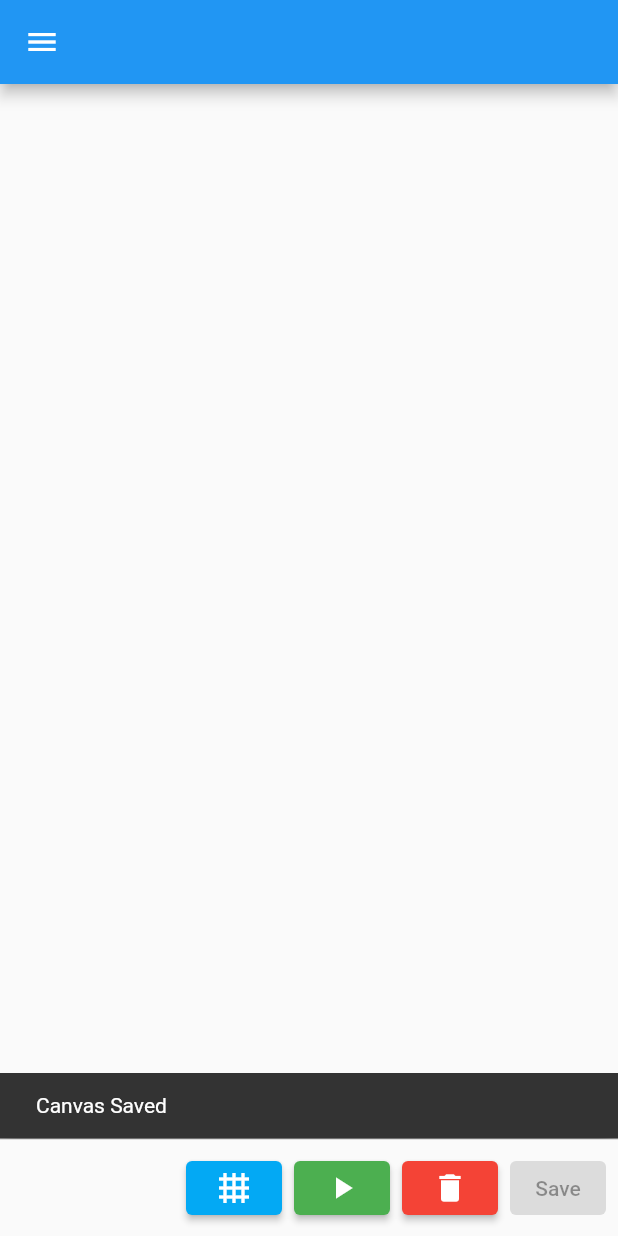
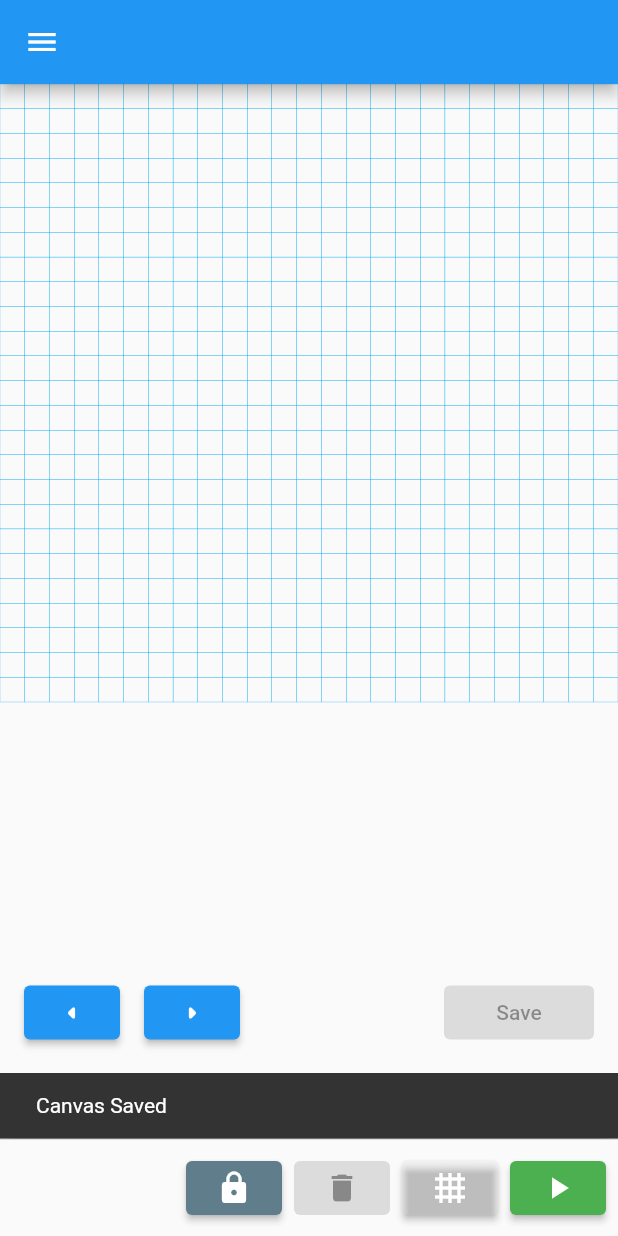
Before and after one commit to richardnd5/pixel, a Flutter app: the screen it shows after launch, after a tap on "Save", on a phone screen of 412 x 824 dp. Run offline on Flutter 3.47's test engine with Material 2 defaults, Android fonts, the phone set to English and light mode, and no system bars.

Commit message:
adds locked to portrait.

```diff
--- a/lib/services/canvas_service.dart
+++ b/lib/services/canvas_service.dart
@@ -4,15 +4,20 @@ import 'package:pixel/models/cell.dart';
 import 'canvas_helper.dart';
 
 class CanvasService extends ChangeNotifier {
-  Size get canvasSize => _canvasSize;
-  Size _canvasSize = Size(20, 20);
+  Size get gridDimensions => _gridDimensions;
+  Size _gridDimensions = Size(50, 50);
 
   double get cellSize => _cellSize;
   late double _cellSize = 40;
 
-  double get gridWidth => _gridWidth;
-  double _gridWidth = 0.1;
-  Color gridColor = Colors.lightBlue;
+  Size get screenSize => _screenSize;
+  late Size _screenSize;
+
+  double get gridLineWidth => _gridLineWidth;
+  double _gridLineWidth = 0.1;
+  Color gridLineColor = Colors.lightBlue;
+
+  int currentSelectedIndex = 0;
 
   List<Cell> get currentScreen => _currentScreen;
   List<Cell> _currentScreen = [];
@@ -40,25 +45,34 @@ class CanvasService extends ChangeNotifier {
   bool get grid => _grid;
   bool _grid = true;
 
-  setCanvasSize(Size size, {double? squareSize}) {
+  startCanvasService(Size gridDimensions, Size screenSize) {
+    resetCanvasToScreenDimensions(gridDimensions, screenSize);
+    _canvasAnimation.add(_currentCells);
+  }
+
+  resetCanvasToScreenDimensions(Size gridDimensions, Size screenSize) {
     clearCanvas();
-    _canvasSize = size;
-    _cellSize = squareSize ?? _cellSize;
+    _screenSize = screenSize;
+    _gridDimensions = gridDimensions;
+    _cellSize = (screenSize.width / gridDimensions.width);
 
     var count = 0;
-    for (var i = 0; i < _canvasSize.width; i++) {
-      for (var v = 0; v < _canvasSize.height; v++) {
-        var xPos = ((_cellSize) * i).toDouble() + _cellSize;
-        var yPos = ((_cellSize) * v).toDouble() + _cellSize;
+    for (var i = 0; i < _gridDimensions.width; i++) {
+      for (var v = 0; v < _gridDimensions.height; v++) {
+        var xPos = i.toDouble();
+        var yPos = v.toDouble();
         var color = Colors.black;
 
         Offset gridPos = Offset(xPos, yPos);
-        _currentCells.add(Cell(
+        _currentCells.add(
+          Cell(
             color: color,
             gridPos: gridPos,
             on: false,
             number: count,
-            size: _cellSize));
+            size: _cellSize,
+          ),
+        );
         count++;
       }
     }
@@ -82,51 +96,30 @@ class CanvasService extends ChangeNotifier {
 
   checkTapPosition(Offset localPosition) => _getCellAtPosition(localPosition);
 
-  startCanvas() {
-    loadBlankCanvas();
-    _renderScreen();
-  }
-
   _getCellAtPosition(Offset localPosition) {
     var foundCell = _currentCells.firstWhere(
-        (cell) => tapWithinOffset(localPosition, cell.gridPos!, cellSize),
+        (cell) => tapWithinOffset(
+            localPosition,
+            Offset(cell.gridPos!.dx * cellSize, cell.gridPos!.dy * cellSize),
+            cellSize),
         orElse: () =>
             Cell(color: Colors.black, gridPos: null, on: false, number: 0));
     if (foundCell.gridPos != null) {
       foundCell.on = !foundCell.on;
       _canvasSaved = false;
-      if (saveOnEachChange) saveCurrentCanvas();
+      saveToCurrentSlot();
+      if (saveOnEachChange) saveAndIncrement();
       _renderScreen();
       notifyListeners();
     }
   }
 
   loadBlankCanvas() {
-    _loading = true;
-    notifyListeners();
-    _cellSize = cellSize;
-    var count = 0;
-    for (var i = 0; i < _canvasSize.width; i++) {
-      for (var v = 0; v < _canvasSize.height; v++) {
-        var xPos = ((cellSize) * i).toDouble() + cellSize;
-        var yPos = ((cellSize) * v).toDouble() + cellSize;
-        var color = Colors.black;
-
-        Offset gridPos = Offset(xPos, yPos);
-        _currentCells.add(Cell(
-            color: color,
-            gridPos: gridPos,
-            on: false,
-            number: count,
-            size: cellSize));
-        count++;
-      }
-    }
-    _loading = false;
+    resetCanvasToScreenDimensions(gridDimensions, screenSize);
   }
 
   drawPreviousCanvas() {
-    _previousCells = _canvasAnimation[_canvasAnimation.length - 1]
+    _previousCells = _canvasAnimation[currentSelectedIndex - 1]
         .map(
           (e) => Cell(
             color: e.color.withOpacity(0.3),
@@ -152,6 +145,8 @@ class CanvasService extends ChangeNotifier {
   clearCanvas() {
     _currentCells = [];
     _previousCells = [];
+    _currentScreen = [];
+    notifyListeners();
   }
 
   clearAnimation() {
@@ -164,27 +159,25 @@ class CanvasService extends ChangeNotifier {
     notifyListeners();
   }
 
-  bool saveCurrentCanvas() {
+  bool saveAndIncrement() {
     if (!_canvasSaved && _currentCells.isNotEmpty) {
+      addCurrentCellsToAnimationArray();
       _canvasSaved = true;
-
-      final List<Cell> _secondList = _currentCells
-          .map<Cell>((e) => new Cell(
-                color: e.color,
-                gridPos: e.gridPos,
-                on: e.on,
-                number: e.number,
-                size: e.size,
-              ))
-          .toList();
-
-      _canvasAnimation.add(_secondList);
-      clearCanvas();
-      loadBlankCanvas();
-      _renderScreen();
+      makeNewFrame();
       return true;
     }
     return false;
+  }
+
+  saveToCurrentSlot() {
+    _canvasAnimation[currentSelectedIndex] = _currentCells;
+  }
+
+  makeNewFrame() {
+    currentSelectedIndex += 1;
+    clearCanvas();
+    loadBlankCanvas();
+    _renderScreen();
   }
 
   playArrayOfCanvases({
@@ -202,4 +195,45 @@ class CanvasService extends ChangeNotifier {
     _showPreviousFrame = previousValue;
     _canvasSaved = true;
   }
+
+  goBackAFrame() {
+    saveToCurrentSlot();
+    if (_canvasAnimation.isNotEmpty && currentSelectedIndex > 0) {
+      currentSelectedIndex -= 1;
+      clearCanvas();
+      _currentCells = _canvasAnimation[currentSelectedIndex];
+      _renderScreen();
+      if (currentSelectedIndex - 1 > 0) {
+        _previousCells = _canvasAnimation[currentSelectedIndex - 1];
+        drawPreviousCanvas();
+        _renderScreen();
+      }
+    }
+  }
+
+  goForwardAFrame() {
+    saveToCurrentSlot();
+    if (_canvasAnimation.length - 1 > currentSelectedIndex) {
+      currentSelectedIndex += 1;
+      _currentCells = _canvasAnimation[currentSelectedIndex];
+      if (currentSelectedIndex > 0) {
+        _previousCells = _canvasAnimation[currentSelectedIndex - 1];
+        drawPreviousCanvas();
+      }
+      _renderScreen();
+    }
+  }
+
+  addCurrentCellsToAnimationArray() {
+    final List<Cell> _secondList = _currentCells
+        .map<Cell>((e) => new Cell(
+              color: e.color,
+              gridPos: e.gridPos,
+              on: e.on,
+              number: e.number,
+              size: e.size,
+            ))
+        .toList();
+    _canvasAnimation.add(_secondList);
+  }
 }
--- a/lib/views/my_painter.dart
+++ b/lib/views/my_painter.dart
@@ -4,31 +4,37 @@ import 'package:pixel/models/cell.dart';
 class CanvasPainter extends CustomPainter {
   const CanvasPainter(
     this.cells, {
-    this.gridWidth = 0.2,
+    required this.cellSize,
+    this.gridLineWidth = 0.2,
     this.gridToggle = false,
     this.gridColor = Colors.blue,
+    required this.gridDimensions,
   });
 
   final List<Cell> cells;
+  final double cellSize;
   final bool gridToggle;
   final Color gridColor;
-  final double gridWidth;
+  final double gridLineWidth;
+  final Size gridDimensions;
 
   @override
   void paint(Canvas canvas, Size size) {
     cells.asMap().forEach((index, cell) {
       var paint = Paint();
-      paint.strokeWidth = gridWidth;
+      paint.strokeWidth = gridLineWidth;
       paint.color = cell.on ? cell.color : Colors.transparent;
       paint.style = PaintingStyle.fill;
 
-      Rect rect = Offset(cell.gridPos!.dx, cell.gridPos!.dy) &
-          Size(cell.size!, cell.size!);
+      Rect rect =
+          Offset(cell.gridPos!.dx * cell.size!, cell.gridPos!.dy * cell.size!) &
+              Size(cell.size!, cell.size!);
+
       canvas.drawRect(rect, paint);
 
       if (gridToggle) {
         var gridStroke = Paint();
-        gridStroke.strokeWidth = gridWidth;
+        gridStroke.strokeWidth = gridLineWidth;
         gridStroke.color = gridColor;
         gridStroke.style = PaintingStyle.stroke;
         canvas.drawRect(rect, gridStroke);
--- a/lib/views/pixel_page.dart
+++ b/lib/views/pixel_page.dart
@@ -13,19 +13,21 @@ class PixelPage extends StatefulWidget {
 
 class _PixelPageState extends State<PixelPage> {
   late CanvasService canvas;
+
+  bool safetyLocked = true;
   @override
   void initState() {
     super.initState();
     WidgetsBinding.instance!.addPostFrameCallback((_) {
       canvas = Provider.of<CanvasService>(context, listen: false);
-      canvas.startCanvas();
+      canvas.startCanvasService(Size(25, 25), MediaQuery.of(context).size);
     });
   }
 
   savePressed() {
     ScaffoldMessenger.of(context).clearSnackBars();
 
-    var saved = canvas.saveCurrentCanvas();
+    var saved = canvas.saveAndIncrement();
     showSnackBar(context, saved ? 'Canvas Saved' : 'Already Saved');
 
     if (canvas.showPreviousFrame) {
@@ -77,11 +79,18 @@ class _PixelPageState extends State<PixelPage> {
   }
 
   clearCanvasPressed() {
+    setState(() {
+      safetyLocked = true;
+    });
     ScaffoldMessenger.of(context).clearSnackBars();
-    canvas.clearCanvas();
+    canvas.resetCanvasToScreenDimensions(
+        canvas.gridDimensions, canvas.screenSize);
   }
 
   handleCanvasTap(TapUpDetails details) {
+    setState(() {
+      safetyLocked = true;
+    });
     canvas.checkTapPosition(details.localPosition);
   }
 
@@ -98,11 +107,42 @@ class _PixelPageState extends State<PixelPage> {
         child: Scaffold(
           drawer: _buildDrawer(saveOnEachChange, showPreviousFrame, grid),
           appBar: AppBar(),
+          floatingActionButton: Row(
+            mainAxisAlignment: MainAxisAlignment.end,
+            children: [
+              SizedBox(width: 32),
+              ElevatedButton(
+                style: ButtonStyle(
+                  backgroundColor: MaterialStateProperty.resolveWith(
+                      (states) => Colors.blue),
+                ),
+                onPressed: () => canvas.goBackAFrame(),
+                child: Icon(Icons.arrow_left_rounded),
+              ),
+              SizedBox(width: 16),
+              ElevatedButton(
+                style: ButtonStyle(
+                  backgroundColor: MaterialStateProperty.resolveWith(
+                      (states) => Colors.blue),
+                ),
+                onPressed: () => canvas.goForwardAFrame(),
+                child: Icon(Icons.arrow_right_rounded),
+              ),
+              Spacer(),
+              Container(
+                width: 100,
+                child: ElevatedButton(
+                  onPressed: context.watch<CanvasService>().canvasSaved
+                      ? null
+                      : savePressed,
+                  child: Text('Save'),
+                ),
+              ),
+            ],
+          ),
           persistentFooterButtons: _buildButtons(grid, context),
           body: InteractiveViewer(
-            // constrained: false,
-            // minScale: 0.01,
-            // maxScale: 50,
+            maxScale: 50,
             child: GestureDetector(
               onTapUp: handleCanvasTap,
               child: CustomPaint(
@@ -110,8 +150,10 @@ class _PixelPageState extends State<PixelPage> {
                 painter: CanvasPainter(
                   service.currentScreen,
                   gridToggle: grid,
-                  gridColor: service.gridColor,
-                  gridWidth: service.gridWidth,
+                  gridColor: service.gridLineColor,
+                  gridLineWidth: service.gridLineWidth,
+                  gridDimensions: service.gridDimensions,
+                  cellSize: service.cellSize,
                 ),
               ),
             ),
@@ -121,8 +163,30 @@ class _PixelPageState extends State<PixelPage> {
     );
   }
 
+  lockPressed() {
+    setState(() {
+      safetyLocked = !safetyLocked;
+    });
+  }
+
   List<Widget> _buildButtons(bool grid, BuildContext context) {
     return [
+      ElevatedButton(
+        style: ButtonStyle(
+            backgroundColor: MaterialStateProperty.resolveWith((states) =>
+                safetyLocked ? Colors.blueGrey : Colors.transparent)),
+        onPressed: lockPressed,
+        child: Icon(Icons.lock),
+      ),
+      ElevatedButton(
+        style: ButtonStyle(
+          backgroundColor: !safetyLocked
+              ? MaterialStateProperty.resolveWith((states) => Colors.red)
+              : null,
+        ),
+        onPressed: !safetyLocked ? clearCanvasPressed : null,
+        child: Icon(Icons.delete),
+      ),
       ElevatedButton(
         style: ButtonStyle(
             backgroundColor: MaterialStateProperty.resolveWith(
@@ -137,17 +201,6 @@ class _PixelPageState extends State<PixelPage> {
         onPressed: playPressed,
         child: Icon(Icons.play_arrow),
       ),
-      ElevatedButton(
-        style: ButtonStyle(
-            backgroundColor:
-                MaterialStateProperty.resolveWith((states) => Colors.red)),
-        onPressed: clearCanvasPressed,
-        child: Icon(Icons.delete),
-      ),
-      ElevatedButton(
-          onPressed:
-              context.watch<CanvasService>().canvasSaved ? null : savePressed,
-          child: Text('Save')),
     ];
   }
 
```
Also changed, not shown: 1 other file.
